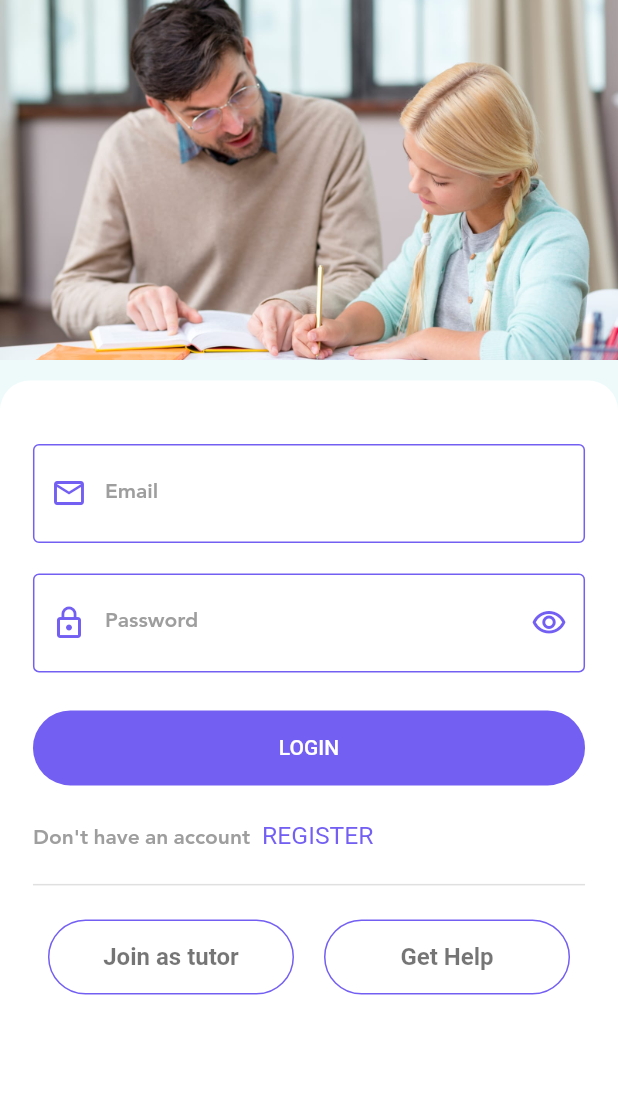
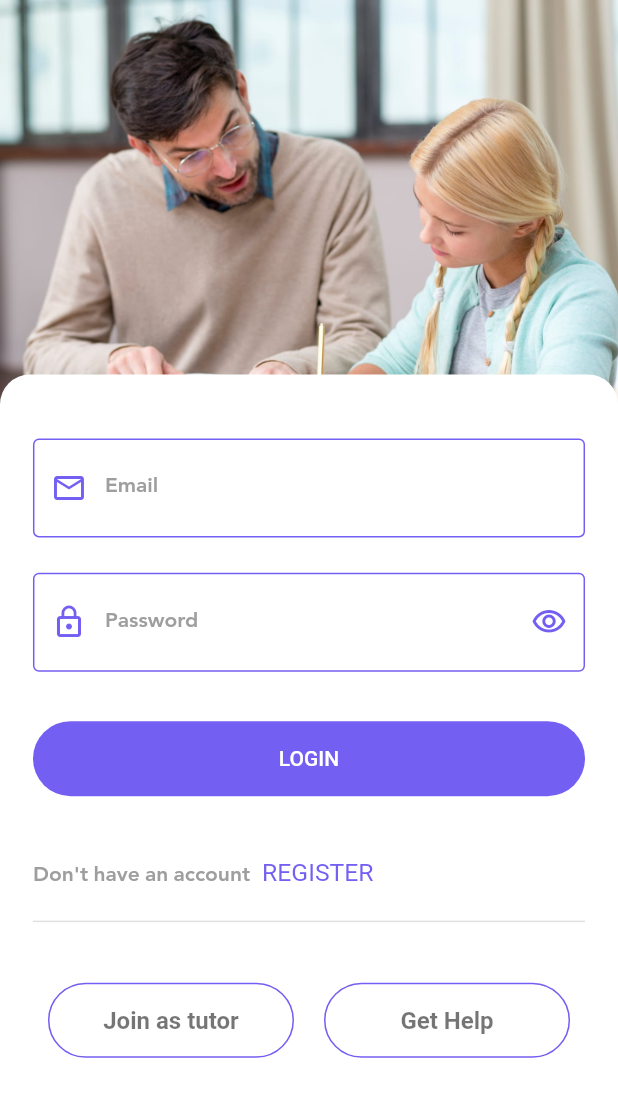
Before and after one commit to mouni-eng/Education_App, a Flutter app: the screen it shows after launch, after a tap on "SKIP", on a phone screen of 412 x 824 dp. Shown: the top 1097 px of the screen. Run offline on Flutter 3.47's test engine with Material 2 defaults, Android fonts, the phone set to English and light mode, and no system bars; our stand-ins replace bloc, cloud_firestore, conditional_builder, easy_localization, firebase_auth, firebase_core and 11 more; accounts and stored records are empty.

Commit message:
second updateeee

```diff
--- a/lib/views/auth_views/login_view.dart
+++ b/lib/views/auth_views/login_view.dart
@@ -56,9 +56,9 @@ class LoginView extends StatelessWidget {
           return Stack(
             alignment: Alignment.topCenter,
             children: [
-             Image.asset('assets/images/cover.jpeg', width: double.infinity, height: 240, fit: BoxFit.cover,),
+             Image.asset('assets/images/cover.jpeg', width: double.infinity, height: SizeConfig.screenHeight! / 2.7, fit: BoxFit.cover,),
               Container(
-                margin: EdgeInsets.only(top: getProportionateScreenHeight(250.0)),
+                margin: EdgeInsets.only(top: SizeConfig.screenHeight! / 3.3),
                 clipBehavior: Clip.antiAliasWithSaveLayer,
                 padding:  EdgeInsets.all(getProportionateScreenWidth(20.0)),
                 height: double.infinity,
@@ -76,7 +76,7 @@ class LoginView extends StatelessWidget {
                     child: Column(
                       crossAxisAlignment: CrossAxisAlignment.start,
                       children: [
-                        SizedBox(height: getProportionateScreenHeight(20),),
+                        SizedBox(height: SizeConfig.screenHeight! / 40),
                         defaultFormField(
                             context: context,
                             controller: _emailEditingController,
@@ -90,7 +90,7 @@ class LoginView extends StatelessWidget {
                             label: LocaleKeys.email.tr(),
                             prefix: Icons.email_outlined),
                         SizedBox(
-                          height: getProportionateScreenHeight(20.0),
+                          height: SizeConfig.screenHeight! / 35,
                         ),
                         defaultFormField(
                             context: context,
@@ -110,7 +110,7 @@ class LoginView extends StatelessWidget {
                             },
                             isPassword: cubit.isPassword),
                         SizedBox(
-                          height: getProportionateScreenHeight(25.0),
+                          height: SizeConfig.screenHeight! / 25,
                         ),
                         ConditionalBuilder(
                           condition: state is! LogInLoadingState,
@@ -130,7 +130,7 @@ class LoginView extends StatelessWidget {
                           ),
                         ),
                         SizedBox(
-                          height: getProportionateScreenHeight(10),
+                          height: SizeConfig.screenHeight! / 30,
                         ),
                         Row(
                           children: [
@@ -149,7 +149,7 @@ class LoginView extends StatelessWidget {
                           thickness: 1.0,
                         ),
                         SizedBox(
-                          height: getProportionateScreenHeight(15),
+                          height: SizeConfig.screenHeight! / 25,
                         ),
                         Row(
                           children: [
```
